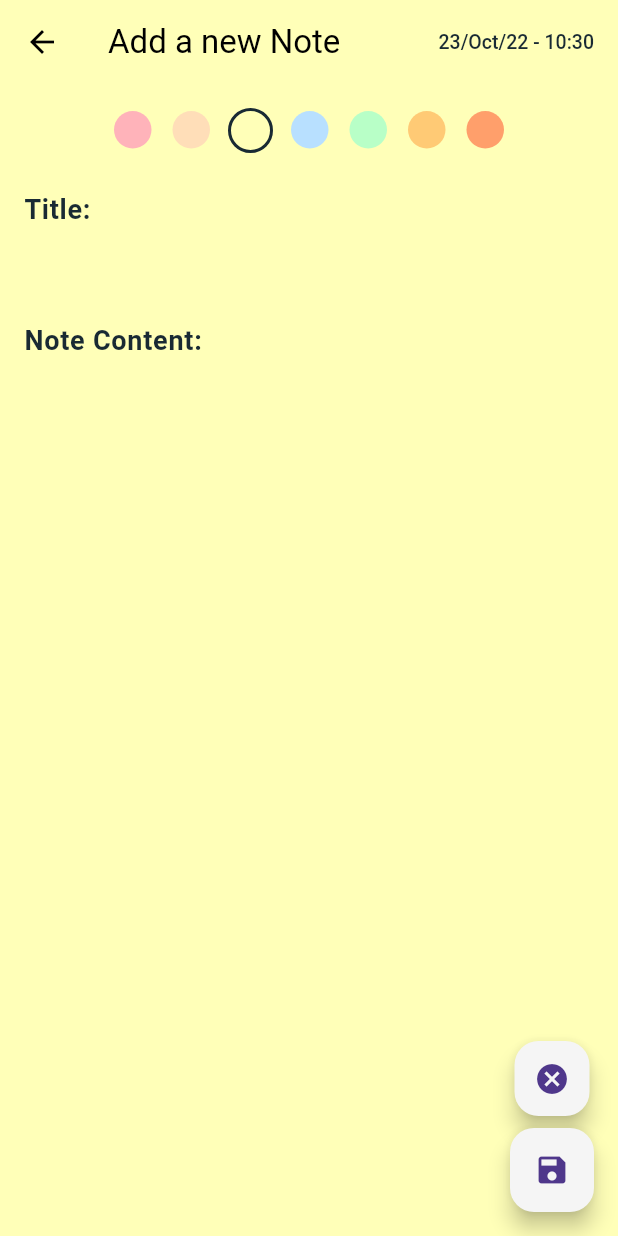
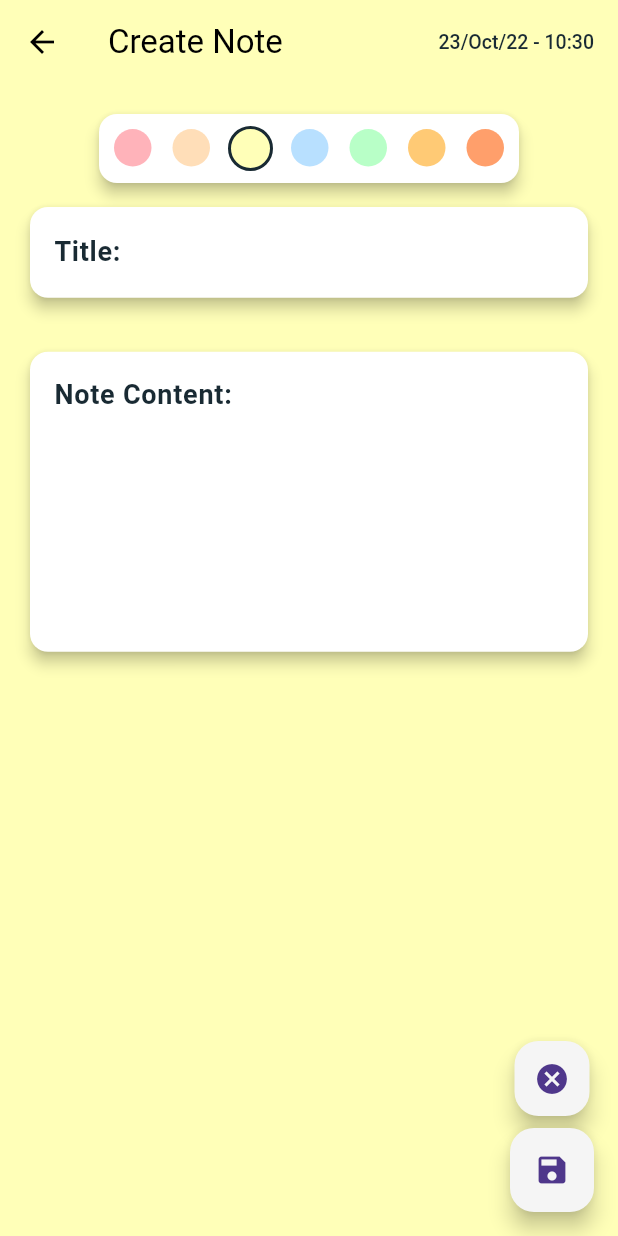
Before and after one commit to taydinadnan/notes-app, a Flutter app: the CreateNoteScreen screen opened directly, on a phone screen of 412 x 824 dp. Run offline on Flutter 3.47's test engine with Material 3 defaults, Android fonts, the phone set to English and light mode, and no system bars; our stand-ins replace animated_background, cloud_firestore, firebase_auth, firebase_core, firebase_storage, flutter_riverpod and 3 more; accounts and stored records are empty; network calls fail.

Commit message:
New create note design

```diff
--- a/lib/app_style.dart
+++ b/lib/app_style.dart
@@ -5,6 +5,7 @@ class AppStyle {
   static Color bgColor = const Color(0xFFf2f2f2);
   static Color mainColor = const Color(0xFFf5f5f5);
   static Color accentColor = const Color(0xFFf5f5f5);
+  static Color white = const Color(0xFFFFFFFF);
 
   static Color titleColor = const Color(0xFF192a33);
   static Color textColor = const Color(0xFF4a6078);
--- a/lib/view/note/screens/create_note.dart
+++ b/lib/view/note/screens/create_note.dart
@@ -33,7 +33,7 @@ class _CreateNoteScreenState extends State<CreateNoteScreen> {
           mainAxisAlignment: MainAxisAlignment.spaceBetween,
           children: [
             const Text(
-              'Add a new Note',
+              'Create Note',
               style: TextStyle(color: Colors.black),
             ),
             Text(
@@ -43,12 +43,18 @@ class _CreateNoteScreenState extends State<CreateNoteScreen> {
           ],
         ),
       ),
-      body: Padding(
+      body: SingleChildScrollView(
+        child: Padding(
           padding: const EdgeInsets.all(16.0),
           child: Column(
             crossAxisAlignment: CrossAxisAlignment.start,
             children: [
               Center(
+                child: Card(
+                  elevation: 4,
+                  color: AppStyle.white,
+                  child: Padding(
+                    padding: const EdgeInsets.all(8.0),
                     child: ColorPicker(
                       colors: AppStyle.cardsColor,
                       selectedColorIndex: colorId,
@@ -59,8 +65,15 @@ class _CreateNoteScreenState extends State<CreateNoteScreen> {
                       },
                     ),
                   ),
+                ),
+              ),
               const SizedBox(height: 8),
-            TextField(
+              Card(
+                elevation: 4,
+                color: AppStyle.white,
+                child: Padding(
+                  padding: const EdgeInsets.symmetric(horizontal: 16.0),
+                  child: TextField(
                     controller: _titleController,
                     decoration: InputDecoration(
                         border: InputBorder.none,
@@ -68,8 +81,19 @@ class _CreateNoteScreenState extends State<CreateNoteScreen> {
                         label: const Text("Title:")),
                     style: AppStyle.mainTitle,
                   ),
+                ),
+              ),
               const SizedBox(height: 28.0),
-            TextField(
+              Card(
+                elevation: 4,
+                color: AppStyle.white,
+                child: ConstrainedBox(
+                  constraints: const BoxConstraints(
+                    minHeight: 200,
+                  ),
+                  child: Padding(
+                    padding: const EdgeInsets.symmetric(horizontal: 16.0),
+                    child: TextField(
                       controller: _mainController,
                       keyboardType: TextInputType.multiline,
                       maxLines: null,
@@ -80,7 +104,11 @@ class _CreateNoteScreenState extends State<CreateNoteScreen> {
                       ),
                       style: AppStyle.mainContent,
                     ),
+                  ),
+                ),
+              ),
             ],
+          ),
         ),
       ),
       floatingActionButton: Column(
```
Lines whose indentation alone changed are shown as unchanged.
